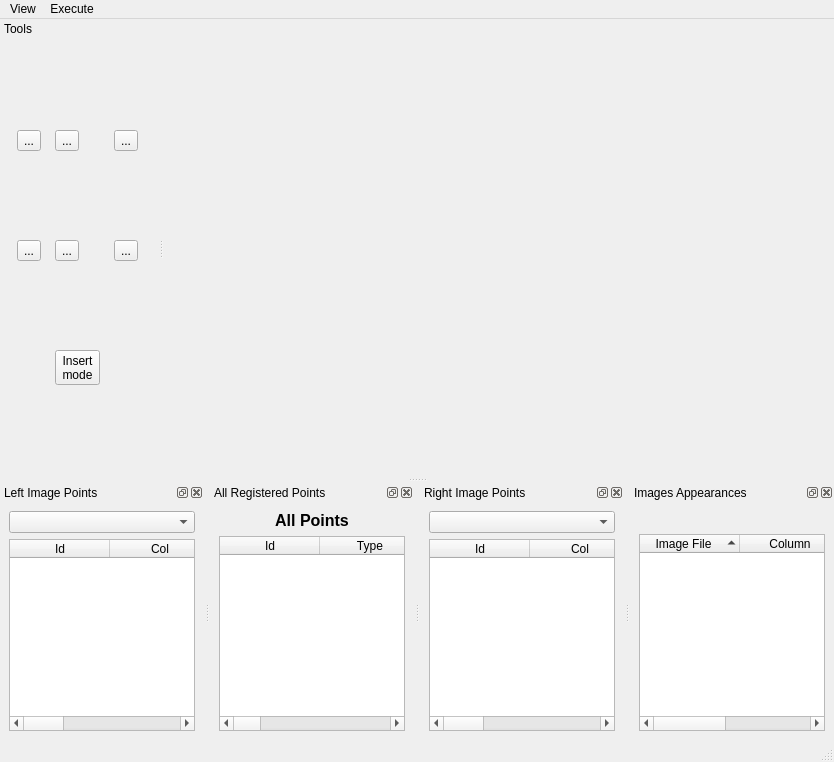
Old version of the form branches/SandBox/trunk_candidata/qt/interface/FotoTriForm.ui in the repository e-foto/e-foto.
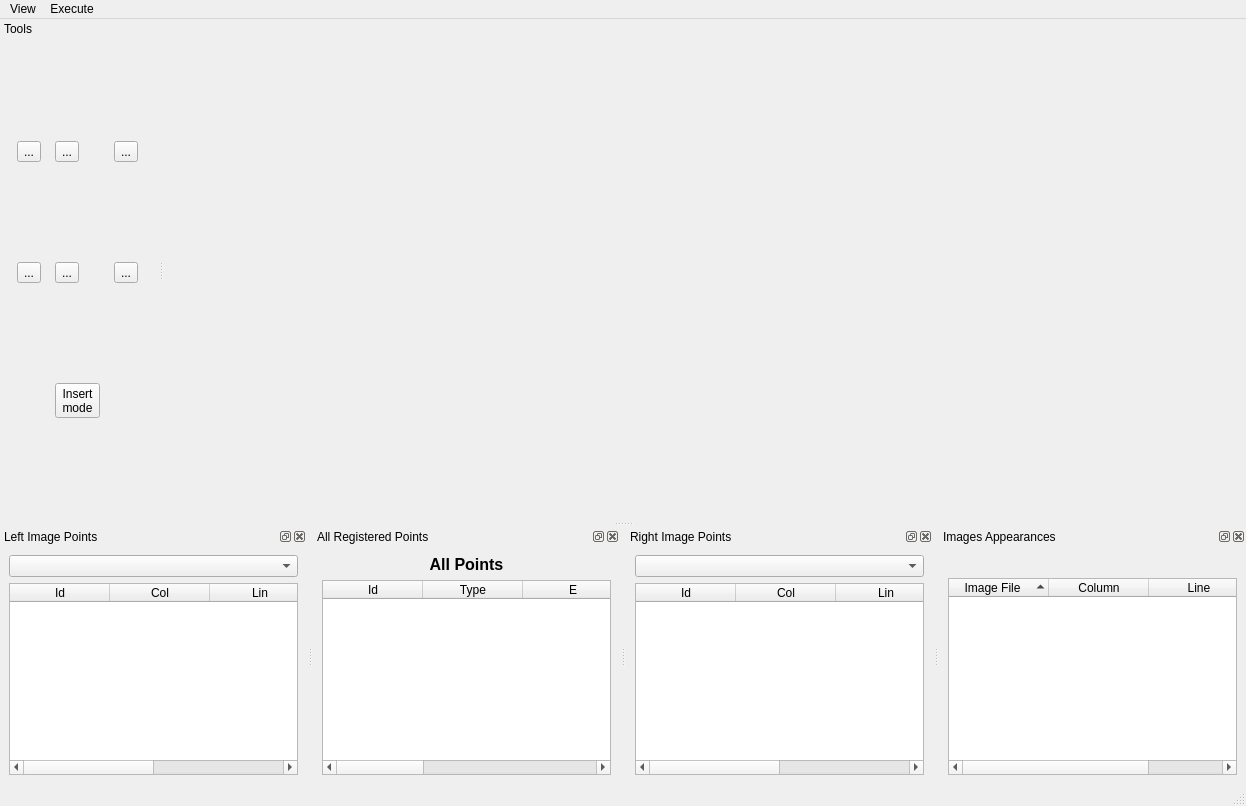
New version of the form. Icons and pictures are not drawn. Custom widgets are drawn as their Qt base class.

Patch:
```diff
--- a/branches/SandBox/trunk_candidata/qt/interface/FotoTriForm.ui
+++ b/branches/SandBox/trunk_candidata/qt/interface/FotoTriForm.ui
@@ -6,8 +6,8 @@
    <rect>
     <x>0</x>
     <y>0</y>
-    <width>834</width>
-    <height>762</height>
+    <width>1246</width>
+    <height>806</height>
    </rect>
   </property>
   <property name="windowTitle">
@@ -38,7 +38,7 @@
     <rect>
      <x>0</x>
      <y>0</y>
-     <width>834</width>
+     <width>1246</width>
      <height>23</height>
     </rect>
    </property>
@@ -151,7 +151,7 @@
    </property>
    <property name="minimumSize">
     <size>
-     <width>100</width>
+     <width>103</width>
      <height>152</height>
     </size>
    </property>
```
